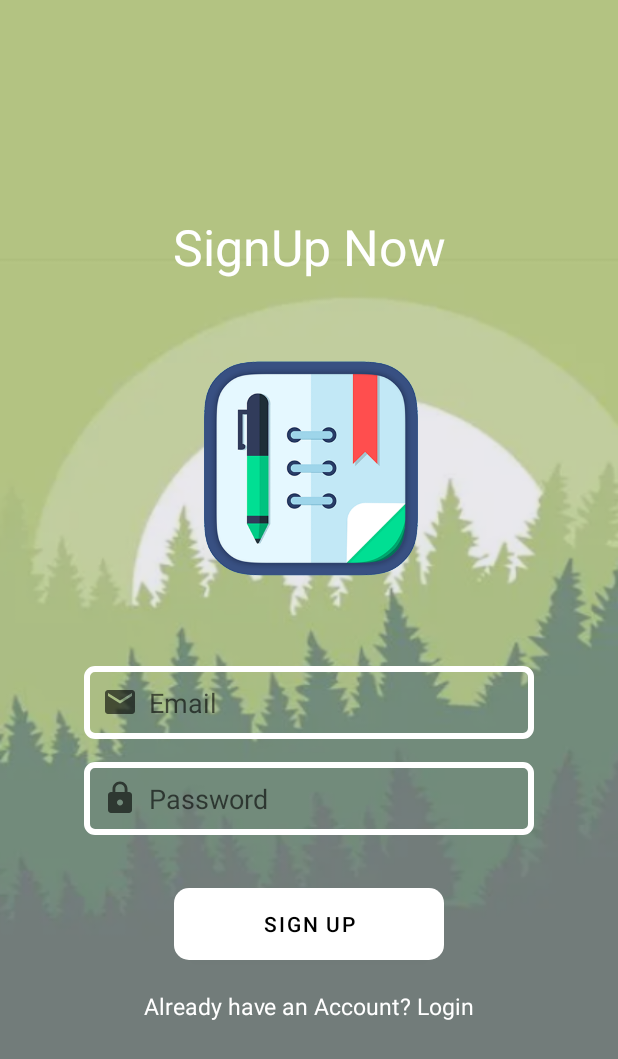
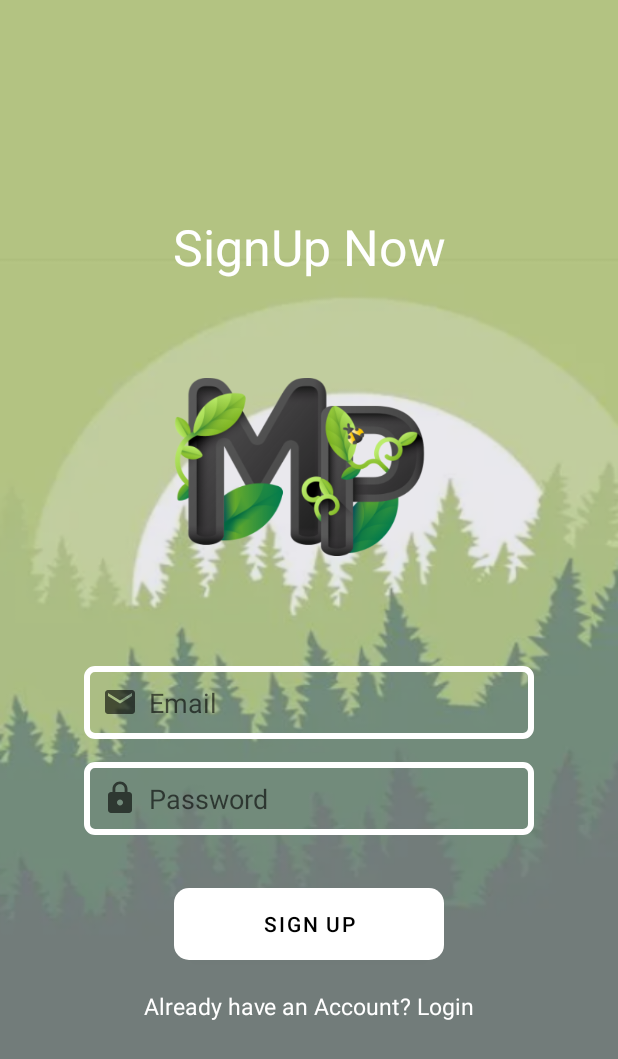
Before and after one commit to ShashankMangal/PersonalPlanner, an Android app: the SignUpActivity screen opened directly, with no data from a screen before it, on a phone screen of 412 x 824 dp. Shown: the top 1059 px of the screen. Run offline under Robolectric (Android 15) with nearby library versions, the phone set to English and light mode, and no system bars; our stand-ins replace Firebase (no records; nobody signed in at launch, a user with empty details on screens opened directly); Roboto replaces fonts that are not available here.

Commit message:
app complete

```diff
--- a/app/src/main/res/layout/activity_sign_in.xml
+++ b/app/src/main/res/layout/activity_sign_in.xml
@@ -34,10 +34,10 @@
 
         <ImageView
             android:id="@+id/imageView2"
-            android:layout_width="426dp"
+            android:layout_width="180dp"
             android:layout_marginBottom="8dp"
             android:layout_height="249dp"
-            app:srcCompat="@drawable/planner" />
+            app:srcCompat="@drawable/text_png" />
 
 
         <EditText
--- a/app/src/main/res/layout/activity_sign_up.xml
+++ b/app/src/main/res/layout/activity_sign_up.xml
@@ -33,10 +33,10 @@
 
         <ImageView
             android:id="@+id/imageView2"
-            android:layout_width="426dp"
+            android:layout_width="180dp"
             android:layout_marginBottom="8dp"
             android:layout_height="249dp"
-            app:srcCompat="@drawable/planner" />
+            app:srcCompat="@drawable/text_png" />
 
 
         <EditText
```
Also changed, not shown: app/src/main/res/drawable/text_png.png (added).
